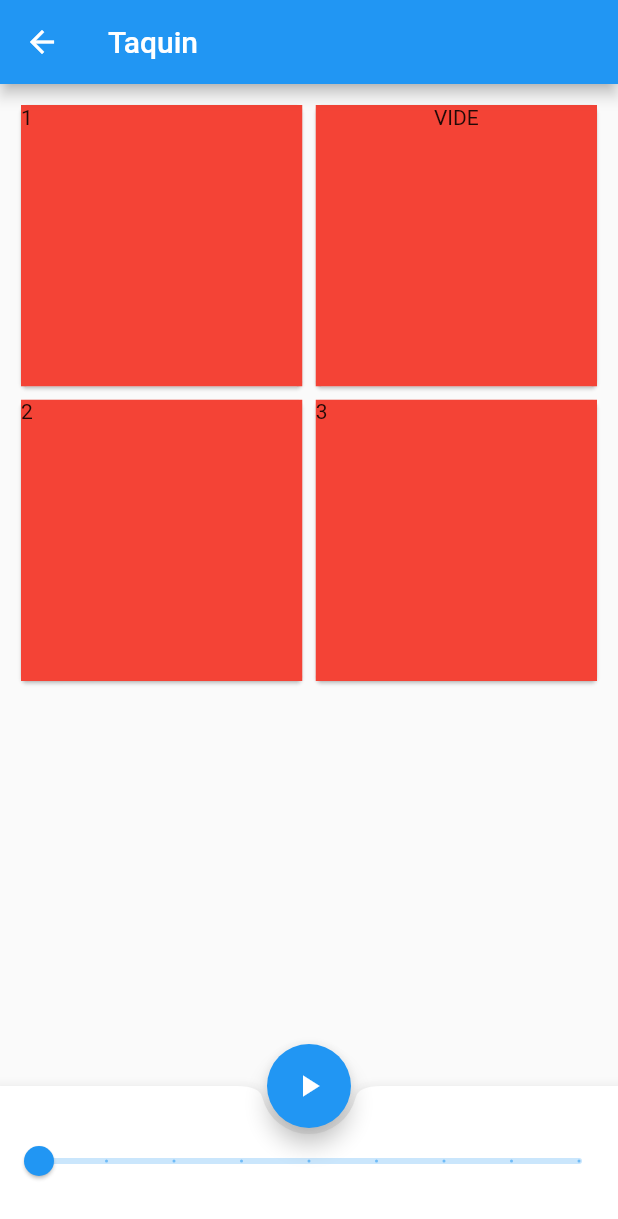
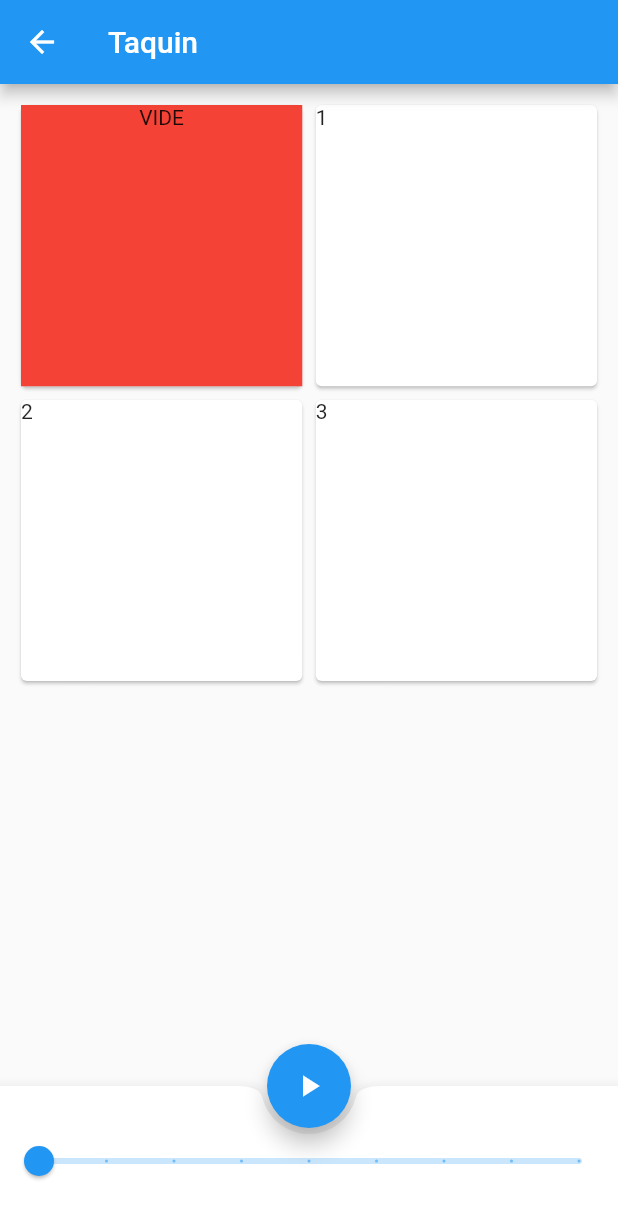
Before and after one commit to Mallyy/AMSE, a Flutter app: the Taquin screen opened directly, after a tap on an icon or button, on a phone screen of 412 x 824 dp. Shown: the top 1219 px of the screen. Run offline on Flutter 3.47's test engine with Material 2 defaults, Android fonts, the phone set to English and light mode, and no system bars.

Commit message:
le bug est revenu || les cases de departs sont blanches

```diff
--- a/tp2/lib/Taquin.dart
+++ b/tp2/lib/Taquin.dart
@@ -24,7 +24,6 @@ class _Taquin extends State<Taquin> {
   //Tile tile = new Tile(imageURL: 'https://picsum.photos/512', alignment: Alignment((-1), -1));
   List<Widget> widgetList = List<Widget>.generate(4, (index) {
     return Container(
-      color: Colors.red,
       child: new InkResponse(
         child: Text(index.toString()),
       ),
@@ -63,11 +62,10 @@ class _Taquin extends State<Taquin> {
                 if(((index - tempTile1 == _sideSquare || index - tempTile1 == -_sideSquare)) || (index-tempTile1==1 || (index-tempTile1==-1))){ // le deplacement de la tile 0 n'est possible que pour les case adjacentes
                   tempTile2 = index;
                   setState(() {
-                    widgetList.insert(
-                        tempTile2, widgetList.removeAt(tempTile1));
+                    widgetList.insert(tempTile1, widgetList.removeAt(tempTile2));
                     tempTile1 = index;
-                    widgetList.removeAt(tempTile1);
-                    widgetList.insert(tempTile2, Container(
+                    widgetList.removeAt(tempTile2);
+                    widgetList.insert(tempTile1-1, Container(
                         color: Colors.red,
                         child: new InkResponse(
                           child: Text("VIDE", textAlign: TextAlign.center,),
```
